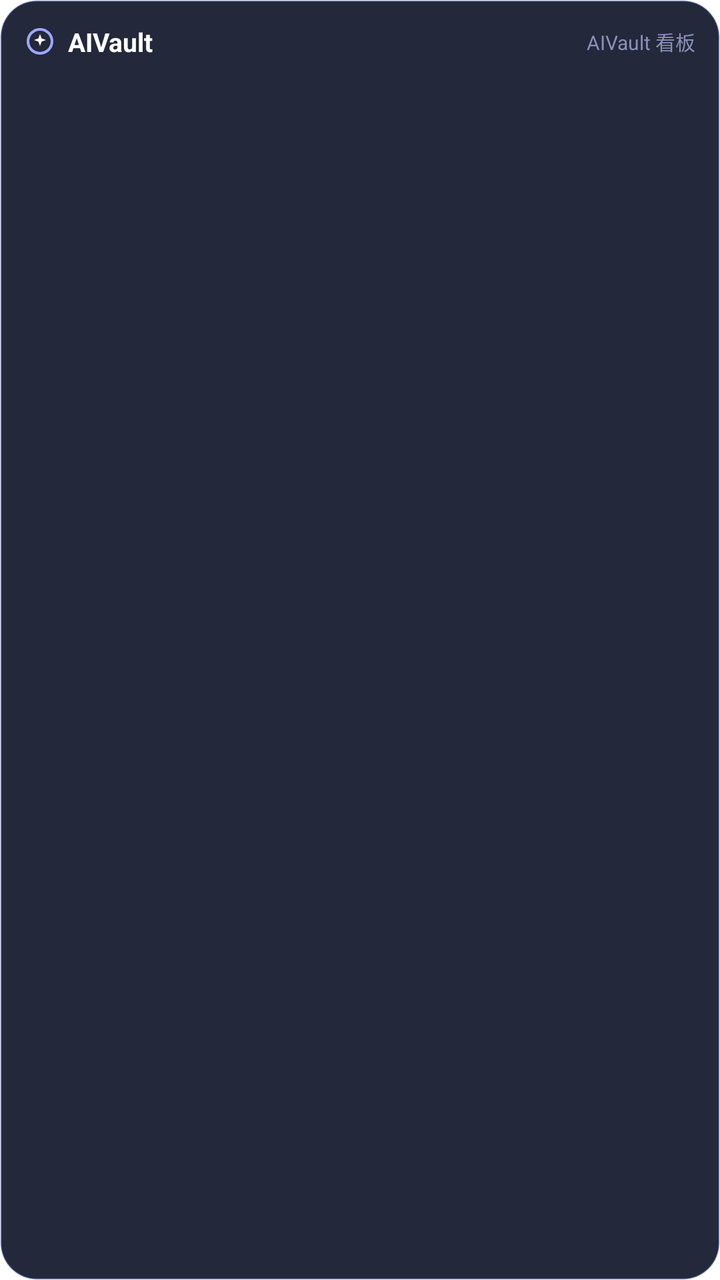
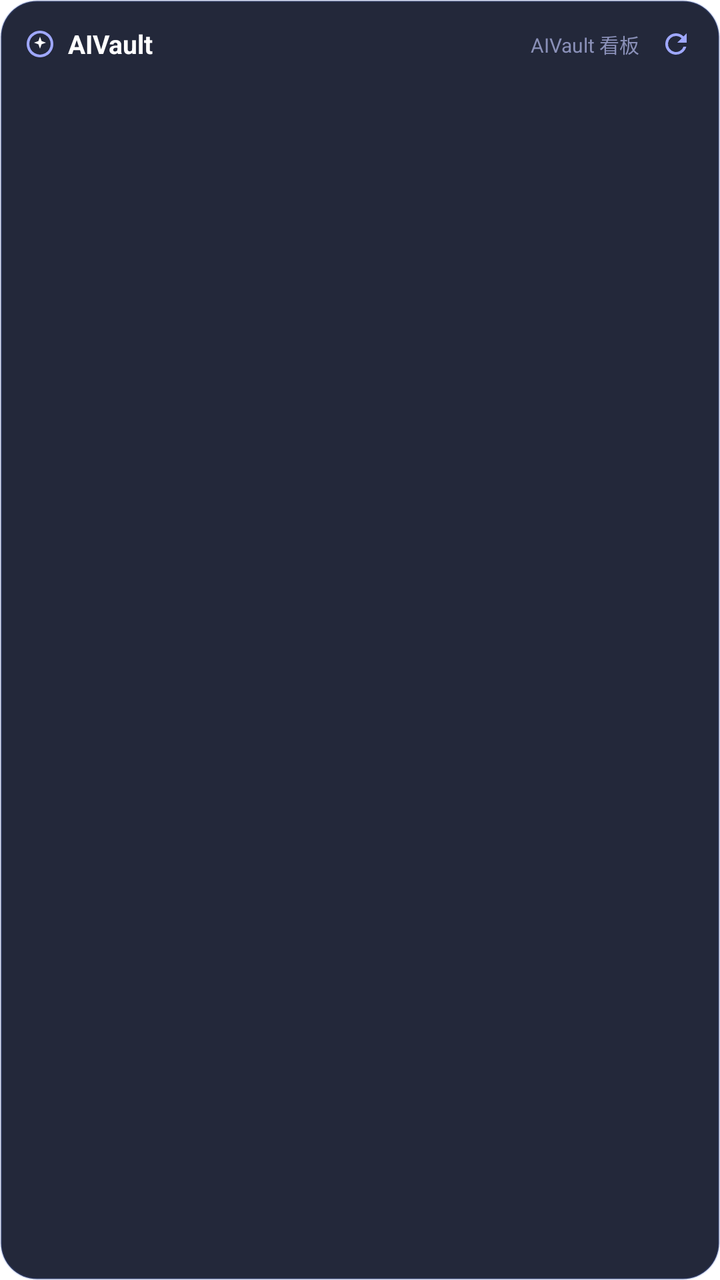

An Android layout rendered at two revisions. The XML below is the earlier revision; the diff shows what the commit changed to produce the second picture.
<!-- AndroidManifest.xml: fallback theme Theme.MaterialComponents.DayNight.NoActionBar -->
<!-- res/layout/aivault_widget.xml -->
<?xml version="1.0" encoding="utf-8"?>
<LinearLayout xmlns:android="http://schemas.android.com/apk/res/android"
    android:id="@+id/widget_root"
    android:layout_width="match_parent"
    android:layout_height="match_parent"
    android:orientation="vertical"
    android:background="@drawable/widget_bg"
    android:padding="12dp">

    <LinearLayout
        android:layout_width="match_parent"
        android:layout_height="wrap_content"
        android:orientation="horizontal"
        android:gravity="center_vertical">

        <ImageView
            android:layout_width="16dp"
            android:layout_height="16dp"
            android:src="@drawable/widget_logo"
            android:contentDescription="@null" />

        <TextView
            android:layout_width="0dp"
            android:layout_height="wrap_content"
            android:layout_weight="1"
            android:layout_marginStart="6dp"
            android:text="AIVault"
            android:textColor="#FFFFFF"
            android:textSize="13sp"
            android:textStyle="bold" />

        <TextView
            android:id="@+id/updated"
            android:layout_width="wrap_content"
            android:layout_height="wrap_content"
            android:text="AIVault 看板"
            android:textColor="#8A90B8"
            android:textSize="10sp" />
    </LinearLayout>

    <TextView
        android:id="@+id/empty_hint"
        android:layout_width="match_parent"
        android:layout_height="wrap_content"
        android:layout_marginTop="10dp"
        android:text="打开 App 添加供应商后自动同步"
        android:textColor="#8A90B8"
        android:textSize="11sp"
        android:visibility="gone" />

    <LinearLayout
        android:id="@+id/row0"
        android:layout_width="match_parent"
        android:layout_height="wrap_content"
        android:layout_marginTop="8dp"
        android:orientation="horizontal"
        android:gravity="center_vertical">

        <TextView
            android:id="@+id/row0_title"
            android:layout_width="0dp"
            android:layout_height="wrap_content"
            android:layout_weight="1"
            android:singleLine="true"
            android:ellipsize="end"
            android:textColor="#E6E8F5"
            android:textSize="12sp" />

        <TextView
            android:id="@+id/row0_value"
            android:layout_width="wrap_content"
            android:layout_height="wrap_content"
            android:layout_marginStart="8dp"
            android:textColor="#9FA8FF"
            android:textSize="12sp" />
    </LinearLayout>

    <LinearLayout
        android:id="@+id/row1"
        android:layout_width="match_parent"
        android:layout_height="wrap_content"
        android:layout_marginTop="6dp"
        android:orientation="horizontal"
        android:gravity="center_vertical">

        <TextView
            android:id="@+id/row1_title"
            android:layout_width="0dp"
            android:layout_height="wrap_content"
            android:layout_weight="1"
            android:singleLine="true"
            android:ellipsize="end"
            android:textColor="#E6E8F5"
            android:textSize="12sp" />

        <TextView
            android:id="@+id/row1_value"
            android:layout_width="wrap_content"
            android:layout_height="wrap_content"
            android:layout_marginStart="8dp"
            android:textColor="#9FA8FF"
            android:textSize="12sp" />
    </LinearLayout>

    <LinearLayout
        android:id="@+id/row2"
        android:layout_width="match_parent"
        android:layout_height="wrap_content"
        android:layout_marginTop="6dp"
        android:orientation="horizontal"
        android:gravity="center_vertical">

        <TextView
            android:id="@+id/row2_title"
            android:layout_width="0dp"
            android:layout_height="wrap_content"
            android:layout_weight="1"
            android:singleLine="true"
            android:ellipsize="end"
            android:textColor="#E6E8F5"
            android:textSize="12sp" />

        <TextView
            android:id="@+id/row2_value"
            android:layout_width="wrap_content"
            android:layout_height="wrap_content"
            android:layout_marginStart="8dp"
            android:textColor="#9FA8FF"
            android:textSize="12sp" />
    </LinearLayout>

    <LinearLayout
        android:id="@+id/row3"
        android:layout_width="match_parent"
        android:layout_height="wrap_content"
        android:layout_marginTop="6dp"
        android:orientation="horizontal"
        android:gravity="center_vertical">

        <TextView
            android:id="@+id/row3_title"
            android:layout_width="0dp"
            android:layout_height="wrap_content"
            android:layout_weight="1"
            android:singleLine="true"
            android:ellipsize="end"
            android:textColor="#E6E8F5"
            android:textSize="12sp" />

        <TextView
            android:id="@+id/row3_value"
            android:layout_width="wrap_content"
            android:layout_height="wrap_content"
            android:layout_marginStart="8dp"
            android:textColor="#9FA8FF"
            android:textSize="12sp" />
    </LinearLayout>
</LinearLayout>
<!-- resources referenced by this layout -->
<resources>
  <!-- drawable widget_bg (drawable) -->
  <?xml version="1.0" encoding="utf-8"?>
  <shape xmlns:android="http://schemas.android.com/apk/res/android"
      android:shape="rectangle">
      
      <solid android:color="#F0161B2E" />
      <corners android:radius="18dp" />
      <stroke
          android:width="1dp"
          android:color="#334C6EDD" />
  </shape>
  <!-- drawable widget_logo (drawable) -->
  <?xml version="1.0" encoding="utf-8"?>
  <vector xmlns:android="http://schemas.android.com/apk/res/android"
      android:width="16dp"
      android:height="16dp"
      android:viewportWidth="24"
      android:viewportHeight="24">
      
      <path
          android:pathData="M12,2a10,10 0 1,0 0.001,0z M12,4a8,8 0 1,1 -0.001,0z"
          android:fillColor="#9FA8FF"
          android:fillType="evenOdd" />
      <path
          android:pathData="M12,6.5l1.2,3.3 3.3,1.2 -3.3,1.2 -1.2,3.3 -1.2,-3.3 -3.3,-1.2 3.3,-1.2z"
          android:fillColor="#FFFFFF" />
  </vector>
</resources>

<!-- the commit's change to res/layout/aivault_widget.xml (unified diff, before → after) -->
@@ -33,9 +33,18 @@
             android:id="@+id/updated"
             android:layout_width="wrap_content"
             android:layout_height="wrap_content"
+            android:layout_marginEnd="8dp"
             android:text="AIVault 看板"
             android:textColor="#8A90B8"
             android:textSize="10sp" />
+
+        <ImageView
+            android:id="@+id/refresh_btn"
+            android:layout_width="20dp"
+            android:layout_height="20dp"
+            android:padding="2dp"
+            android:src="@drawable/widget_refresh"
+            android:contentDescription="刷新" />
     </LinearLayout>
 
     <TextView
<!-- resource entries referenced after the edit -->
@@ -27,5 +27,16 @@
           android:pathData="M12,6.5l1.2,3.3 3.3,1.2 -3.3,1.2 -1.2,3.3 -1.2,-3.3 -3.3,-1.2 3.3,-1.2z"
           android:fillColor="#FFFFFF" />
   </vector>
+  <!-- drawable widget_refresh (drawable) -->
+  <?xml version="1.0" encoding="utf-8"?>
+  <vector xmlns:android="http://schemas.android.com/apk/res/android"
+      android:width="16dp"
+      android:height="16dp"
+      android:viewportWidth="24"
+      android:viewportHeight="24">
+      <path
+          android:pathData="M17.65,6.35A7.958,7.958 0 0,0 12,4a8,8 0 1,0 7.73,10h-2.08A6,6 0 1,1 12,6c1.66,0 3.14,0.69 4.22,1.78L13,11h7V4l-2.35,2.35z"
+          android:fillColor="#9FA8FF" />
+  </vector>
 </resources>
 
